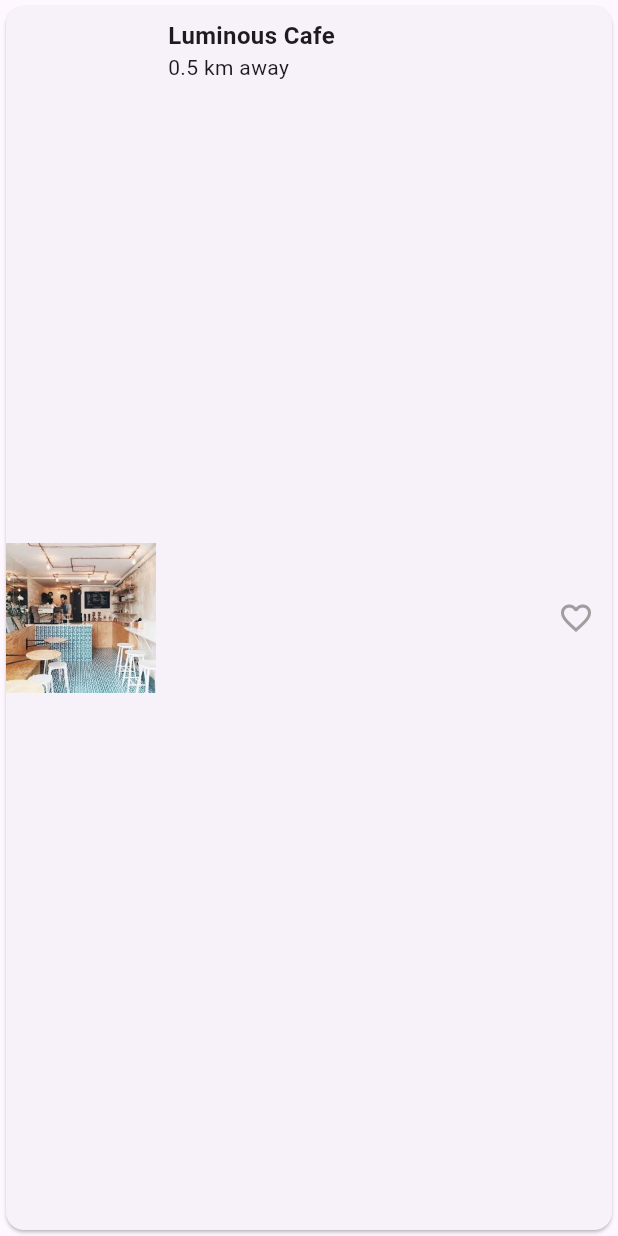
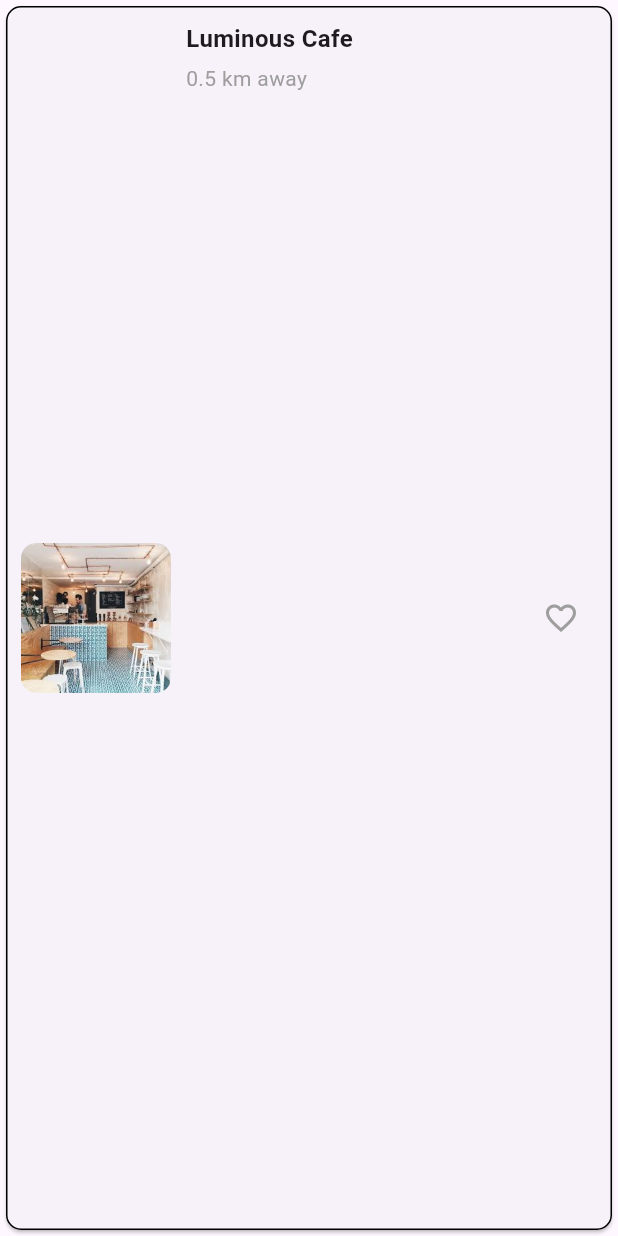
Before and after one commit to asrafelfarras/apps_food, a Flutter app: the RestaurantCard widget shown alone on an empty page, opened directly, on a phone screen of 412 x 824 dp. Run offline on Flutter 3.47's test engine with Material 3 defaults, Android fonts, the phone set to English and light mode, and no system bars; our stand-ins replace get, shared_preferences; accounts and stored records are empty.

Commit message:
Membuat design untuk discover.dart

```diff
--- a/lib/home_page.dart
+++ b/lib/home_page.dart
@@ -13,9 +13,9 @@ class HomePage extends StatelessWidget {
     final BottomNavController bottomNavController = Get.put(BottomNavController());
 
     final List<Widget> menus = [
-  Home(),       // No 'const'
-  Discover(),   // No 'const'
-  Favorites(),  // No 'const'
+  const Home(),       // No 'const'
+  const Discover(),   // No 'const'
+  const Favorites(),  // No 'const'
 ];
 
 
--- a/lib/widgets/restaurant_card.dart
+++ b/lib/widgets/restaurant_card.dart
@@ -7,11 +7,11 @@ class RestaurantCard extends StatefulWidget {
   final double distance;
 
   const RestaurantCard({
-    Key? key,
+    super.key,
     required this.imageUrl,
     required this.restaurantName,
     required this.distance,
-  }) : super(key: key);
+  });
 
   @override
   _RestaurantCardState createState() => _RestaurantCardState();
@@ -44,37 +44,55 @@ class _RestaurantCardState extends State<RestaurantCard> {
   @override
   Widget build(BuildContext context) {
     return Card(
+      shape: RoundedRectangleBorder(
+        borderRadius: BorderRadius.circular(10.0), // Rounded corners
+        side: const BorderSide(color: Colors.black), // Black border
+      ),
+      child: Padding(
+        padding: const EdgeInsets.all(10.0),
         child: Row(
           children: [
-          Image.asset(
+            // Restaurant Image
+            ClipRRect(
+              borderRadius: BorderRadius.circular(10.0), // Rounded image corners
+              child: Image.asset(
                 widget.imageUrl,
                 width: 100,
                 height: 100,
                 fit: BoxFit.cover,
               ),
+            ),
+            const SizedBox(width: 10), // Space between image and text
+            // Restaurant Details
             Expanded(
-            child: Padding(
-              padding: const EdgeInsets.all(8.0),
               child: Column(
                 crossAxisAlignment: CrossAxisAlignment.start,
                 children: [
                   Text(
                     widget.restaurantName,
-                    style: const TextStyle(fontSize: 16, fontWeight: FontWeight.bold),
+                    style: const TextStyle(
+                      fontSize: 16,
+                      fontWeight: FontWeight.bold,
                     ),
-                  Text('${widget.distance} km away'),
+                  ),
+                  const SizedBox(height: 5),
+                  Text(
+                    '${widget.distance} km away',
+                    style: const TextStyle(color: Colors.grey),
+                  ),
                 ],
               ),
             ),
-          ),
+            // Favorite Icon (Heart)
             IconButton(
               icon: Icon(
                 isFavorite ? Icons.favorite : Icons.favorite_border,
                 color: isFavorite ? Colors.red : Colors.grey,
               ),
-            onPressed: _toggleFavorite,
+              onPressed: _toggleFavorite, // Toggle favorite status
             ),
           ],
+        ),
       ),
     );
   }
```
Also changed, not shown: lib/login_page.dart (+5 -5 lines), lib/menus/favorites.dart (+59 -5 lines), lib/menus/home.dart (+7 -7 lines). Lines whose indentation alone changed are shown as unchanged.
